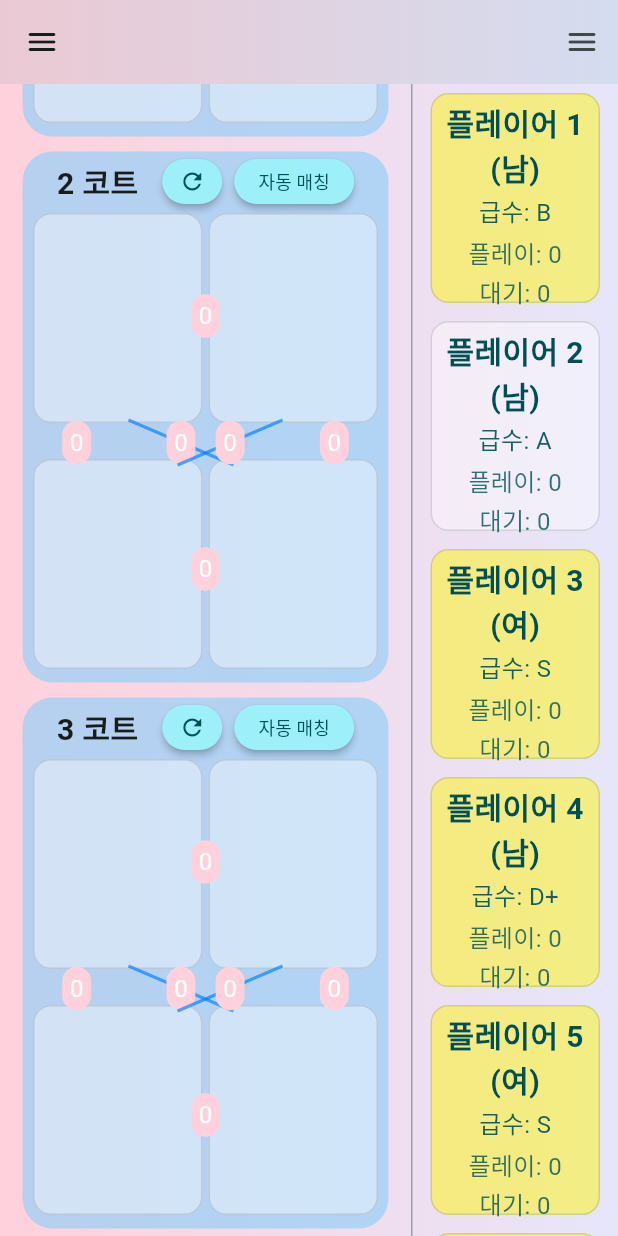
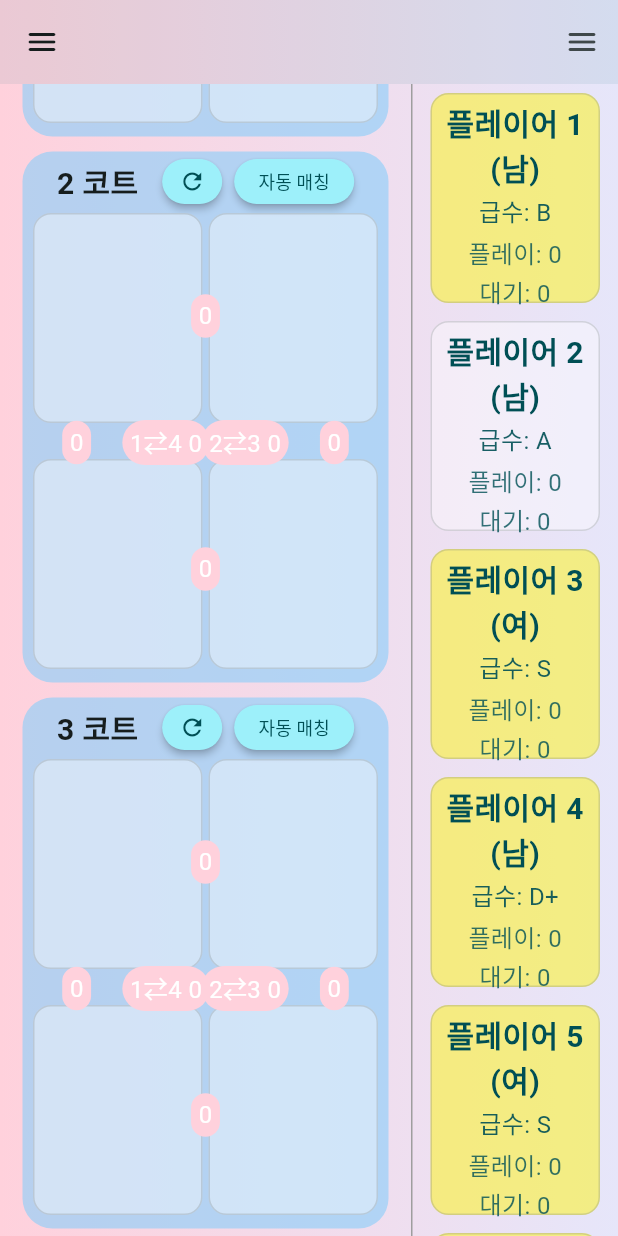
Before and after one commit to Hyun-Tak-Lee/hotswing, a Flutter app: the screen it shows after launch, scrolled down 324 dp, on a phone screen of 412 x 824 dp. Run offline on Flutter 3.47's test engine with Material 3 defaults, Android fonts, the phone set to English and light mode, and no system bars; our stand-ins replace shared_preferences.

Commit message:
플레이어간 플레이 횟수 표시가 중앙에 UI 가 애매했던 부분 선으로 표시하는 대신 플레이어 코트 번호를 보여주도록 수정

```diff
--- a/lib/src/common/widgets/main_content.dart
+++ b/lib/src/common/widgets/main_content.dart
@@ -14,7 +14,7 @@ class DiagonalPainterLeft extends CustomPainter {
   void paint(Canvas canvas, Size size) {
     final paint = Paint()
       ..color =
-          const Color(0xAA007FFF) // 선 색상
+          const Color(0x66007FFF) // 선 색상
       ..strokeWidth = strokeWidth; // 선 두께
     canvas.drawLine(Offset(0, 0), Offset(size.width, size.height), paint);
   }
@@ -33,7 +33,7 @@ class DiagonalPainterRight extends CustomPainter {
   void paint(Canvas canvas, Size size) {
     final paint = Paint()
       ..color =
-          const Color(0xAA007FFF) // 선 색상
+          const Color(0x66007FFF) // 선 색상
       ..strokeWidth = strokeWidth; // 선 두께
     canvas.drawLine(Offset(size.width, 0), Offset(0, size.height), paint);
   }
@@ -288,7 +288,7 @@ class _MainContentState extends State<MainContent> {
                             ),
                             const SizedBox(height: 4.0),
                             SizedBox(
-                              height: widget.isMobileSize ? 310.0 : 530.0,
+                              height: widget.isMobileSize ? 310.0 : 510.0,
                               child: Stack(
                                 alignment: Alignment.center,
                                 children: [
@@ -361,7 +361,7 @@ class _MainContentState extends State<MainContent> {
                                       SizedBox(
                                         height: widget.isMobileSize
                                             ? 10.0
-                                            : 20.0,
+                                            : 10.0,
                                       ),
                                       Visibility(
                                         visible: shouldShowDivider,
@@ -373,7 +373,7 @@ class _MainContentState extends State<MainContent> {
                                       SizedBox(
                                         height: widget.isMobileSize
                                             ? 10.0
-                                            : 20.0,
+                                            : 10.0,
                                       ),
                                       Row(
                                         children: [
@@ -532,23 +532,12 @@ class _MainContentState extends State<MainContent> {
                                   ),
                                   Align(
                                     alignment: FractionalOffset(
-                                      isMobileSize ? 0.40 : 0.43,
+                                      isMobileSize ? 0.35 : 0.40,
                                       0.5,
                                     ),
                                     child: Stack(
                                       alignment: Alignment.center,
                                       children: [
-                                        SizedBox(
-                                          width: isMobileSize ? 70.0 : 140.0,
-                                          height: isMobileSize ? 30.0 : 50.0,
-                                          child: CustomPaint(
-                                            painter: DiagonalPainterLeft(
-                                              strokeWidth: isMobileSize
-                                                  ? 2.0
-                                                  : 4.0,
-                                            ),
-                                          ),
-                                        ),
                                         Container(
                                           padding: EdgeInsets.symmetric(
                                             horizontal: isMobileSize
@@ -563,7 +552,7 @@ class _MainContentState extends State<MainContent> {
                                             ),
                                           ),
                                           child: Text(
-                                            getGamesPlayedWith(item, 0, 3),
+                                            '1⇄4 ' +getGamesPlayedWith(item, 0, 3),
                                             style: TextStyle(
                                               fontSize: isMobileSize
                                                   ? 16.0
@@ -577,23 +566,12 @@ class _MainContentState extends State<MainContent> {
                                   ),
                                   Align(
                                     alignment: FractionalOffset(
-                                      isMobileSize ? 0.60 : 0.57,
+                                      isMobileSize ? 0.65 : 0.60,
                                       0.5,
                                     ),
                                     child: Stack(
                                       alignment: Alignment.center,
                                       children: [
-                                        SizedBox(
-                                          width: isMobileSize ? 70.0 : 140.0,
-                                          height: isMobileSize ? 30.0 : 50.0,
-                                          child: CustomPaint(
-                                            painter: DiagonalPainterRight(
-                                              strokeWidth: isMobileSize
-                                                  ? 2.0
-                                                  : 4.0,
-                                            ),
-                                          ),
-                                        ),
                                         Container(
                                           padding: EdgeInsets.symmetric(
                                             horizontal: isMobileSize
@@ -608,7 +586,7 @@ class _MainContentState extends State<MainContent> {
                                             ),
                                           ),
                                           child: Text(
-                                            getGamesPlayedWith(item, 1, 2),
+                                            '2⇄3 ' + getGamesPlayedWith(item, 1, 2),
                                             style: TextStyle(
                                               fontSize: isMobileSize
                                                   ? 16.0
```
